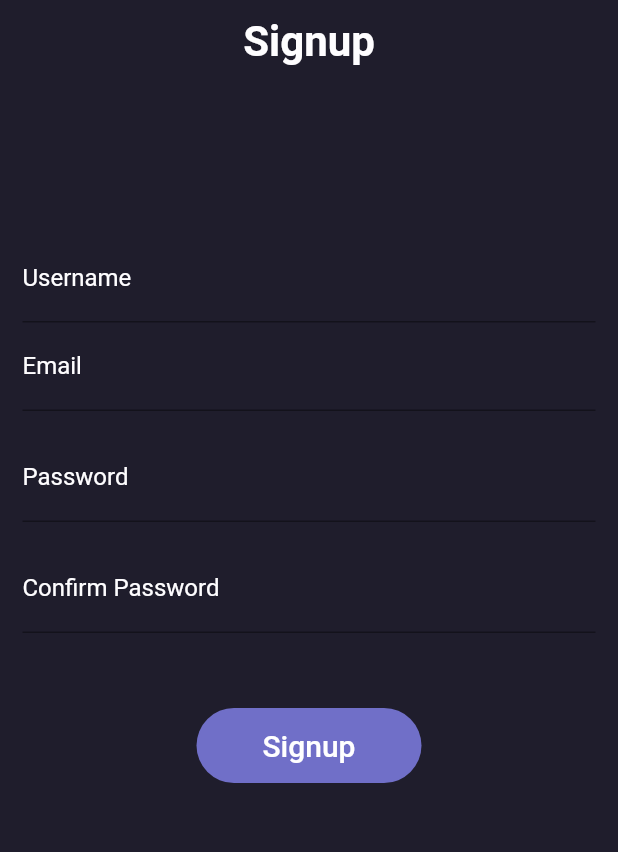
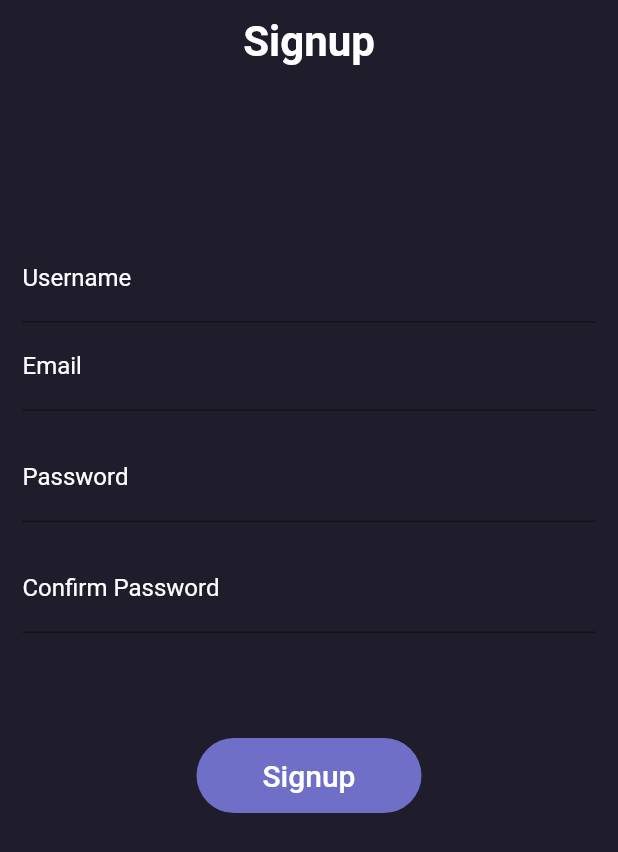
Before and after one commit to faisal-kn/NotesApp-server, a Flutter app: the screen it shows after launch, on a phone screen of 412 x 824 dp. Shown: the top 852 px of the screen. Run offline on Flutter 3.47's test engine with Material 2 defaults, Android fonts, the phone set to English and light mode, and no system bars.

Commit message:
fixed the render issue of the signup field

```diff
--- a/lib/screens/signup.dart
+++ b/lib/screens/signup.dart
@@ -16,7 +16,6 @@ class _SignupState extends State<Signup> {
       onTap: ()=>
         FocusManager.instance.primaryFocus?.unfocus(),
       child: Scaffold(
-        resizeToAvoidBottomInset: false,
         backgroundColor: backgroundColor,
         appBar: AppBar(
           backgroundColor: backgroundColor,
@@ -33,7 +32,8 @@ class _SignupState extends State<Signup> {
           ),
         ),
         body:
-            Column(
+            SingleChildScrollView(
+              child: Column(
               children: <Widget>[
                 SizedBox(
                   height: 100.0,
@@ -92,6 +92,9 @@ class _SignupState extends State<Signup> {
                       ),
                       hintStyle: TextStyle(color: normalTextColor),
                     ),
+                    style: TextStyle(
+                      color: normalTextColor,
+                    ),
                   ),
                 ),
                 Padding(
@@ -108,10 +111,13 @@ class _SignupState extends State<Signup> {
                       ),
                       hintStyle: TextStyle(color: normalTextColor),
                     ),
+                    style: TextStyle(
+                      color: normalTextColor,
+                    ),
                   ),
                 ),
                 SizedBox(
-                height: 50.0,
+                  height: 70.0,
                 ),
                 Container(
                   height: 50,
@@ -126,10 +132,8 @@ class _SignupState extends State<Signup> {
                     ),
                   ),
                 ),
-              SizedBox(
-                height: 30,
+              ],
           ),
-            ],
             ),
         ),
     );
```
Also changed, not shown: lib/screens/login.dart (+7 -3 lines). Lines whose indentation alone changed are shown as unchanged.
